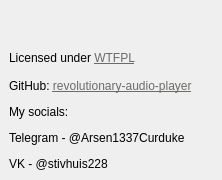
First picture: the form in src/aboutwindow/aboutwindow.ui, repository savannstm/revolutionary-audio-player, before the edit.
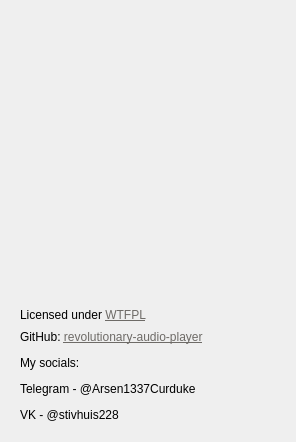
Second picture: the form after the edit.

What changed in the file:
```diff
--- a/src/aboutwindow/aboutwindow.ui
+++ b/src/aboutwindow/aboutwindow.ui
@@ -6,8 +6,8 @@
    <rect>
     <x>0</x>
     <y>0</y>
-    <width>222</width>
-    <height>180</height>
+    <width>292</width>
+    <height>442</height>
    </rect>
   </property>
   <property name="sizePolicy">
@@ -19,15 +19,9 @@
   <property name="windowTitle">
    <string>About RAP</string>
   </property>
+  <layout class="QHBoxLayout" name="horizontalLayout">
+   <item>
   <widget class="QWidget" name="widget" native="true">
-   <property name="geometry">
-    <rect>
-     <x>9</x>
-     <y>9</y>
-     <width>204</width>
-     <height>162</height>
-    </rect>
-   </property>
    <property name="sizePolicy">
     <sizepolicy hsizetype="Minimum" vsizetype="Minimum">
      <horstretch>0</horstretch>
@@ -41,6 +35,28 @@
     </size>
    </property>
    <layout class="QVBoxLayout" name="verticalLayout_2">
+      <item>
+       <widget class="QLabel" name="iconLabel">
+        <property name="minimumSize">
+         <size>
+          <width>256</width>
+          <height>256</height>
+         </size>
+        </property>
+        <property name="maximumSize">
+         <size>
+          <width>256</width>
+          <height>256</height>
+         </size>
+        </property>
+        <property name="text">
+         <string notr="true"/>
+        </property>
+        <property name="scaledContents">
+         <bool>true</bool>
+        </property>
+       </widget>
+      </item>
     <item>
      <widget class="QLabel" name="versionLabel">
       <property name="sizePolicy">
@@ -91,6 +107,8 @@
     </item>
    </layout>
   </widget>
+   </item>
+  </layout>
  </widget>
  <resources/>
  <connections/>
```
Lines whose indentation alone changed are shown as unchanged.
